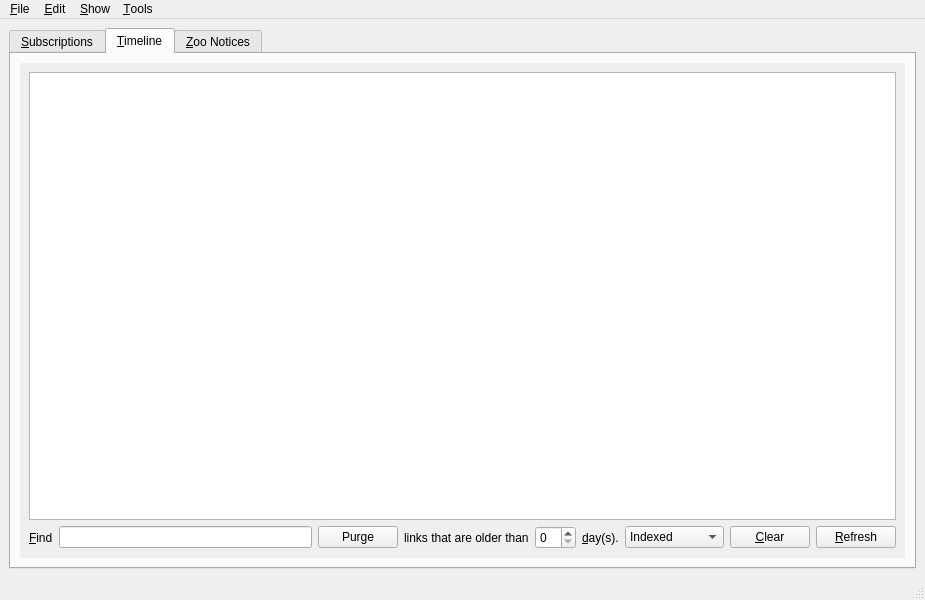
First picture: the form in branches/trunk/GoldBug-UI/spot-on-rss.ui, repository textbrowser/spot-on, before the edit.
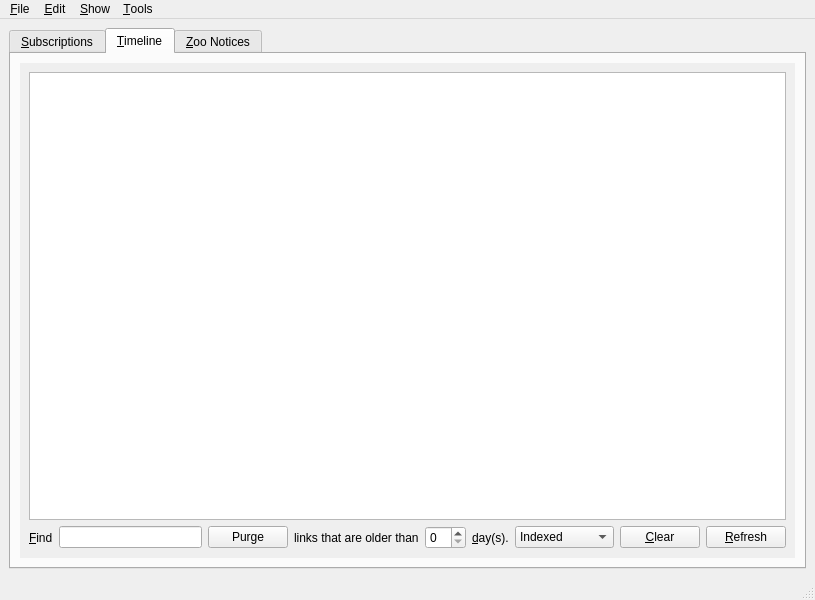
Second picture: the form after the edit. The open tabs and pages were chosen to show the change. Icons and pictures are not drawn. Custom widgets are drawn as their Qt base class.

The edit to the form file:
```diff
--- a/branches/trunk/GoldBug-UI/spot-on-rss.ui
+++ b/branches/trunk/GoldBug-UI/spot-on-rss.ui
@@ -6,7 +6,7 @@
    <rect>
     <x>0</x>
     <y>0</y>
-    <width>925</width>
+    <width>815</width>
     <height>600</height>
    </rect>
   </property>
@@ -437,8 +437,8 @@
             <rect>
              <x>0</x>
              <y>0</y>
-             <width>776</width>
-             <height>160</height>
+             <width>885</width>
+             <height>476</height>
             </rect>
            </property>
            <layout class="QVBoxLayout" name="verticalLayout_6">
@@ -628,8 +628,8 @@
     <rect>
      <x>0</x>
      <y>0</y>
-     <width>925</width>
-     <height>26</height>
+     <width>815</width>
+     <height>31</height>
     </rect>
    </property>
    <widget class="QMenu" name="menu_File">
```
